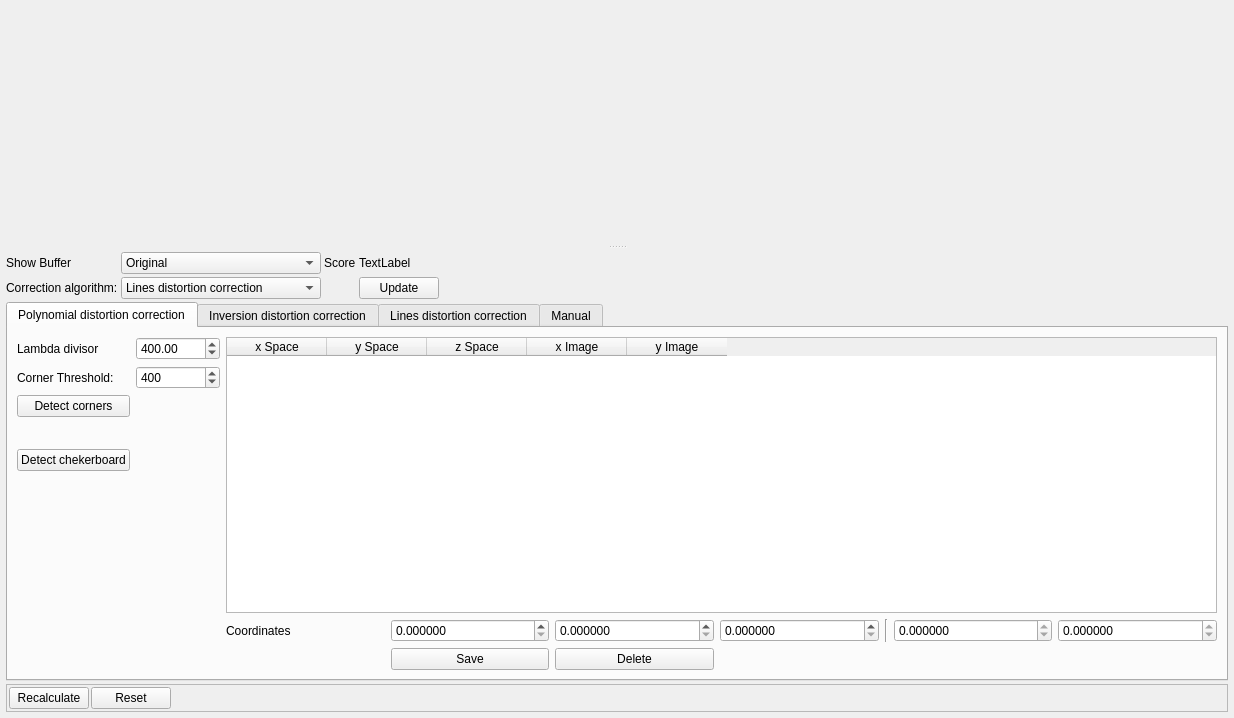
The window that utils/distortioncorrector/distortionWidget.ui (NickPenkrat/corecvs) describes before a commit, drawn with Qt 5.
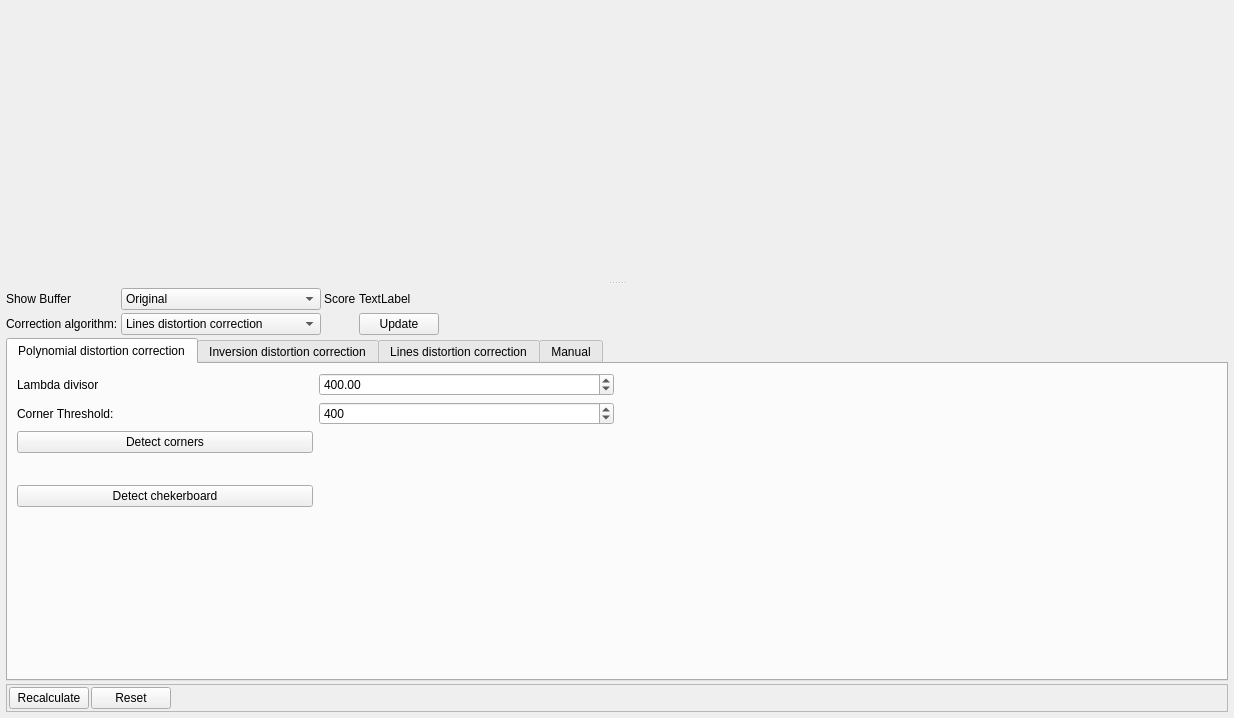
The same window after the commit. The open tabs and pages were chosen to show the change. Icons and pictures are not drawn. Custom widgets are drawn as their Qt base class.

Commit message: 1. Continue distortion calibration rework 2. Adding delay between camera stop and next camera start

Patch:
```diff
--- a/utils/distortioncorrector/distortionWidget.ui
+++ b/utils/distortioncorrector/distortionWidget.ui
@@ -189,131 +189,8 @@
              </item>
             </layout>
            </item>
-           <item row="0" column="1">
-            <widget class="QTableWidget" name="pointsTableWidget">
-             <property name="sizePolicy">
-              <sizepolicy hsizetype="Expanding" vsizetype="MinimumExpanding">
-               <horstretch>0</horstretch>
-               <verstretch>0</verstretch>
-              </sizepolicy>
-             </property>
-             <property name="maximumSize">
-              <size>
-               <width>16777215</width>
-               <height>300</height>
-              </size>
-             </property>
-             <property name="editTriggers">
-              <set>QAbstractItemView::AnyKeyPressed|QAbstractItemView::EditKeyPressed</set>
-             </property>
-             <column>
-              <property name="text">
-               <string>x Space</string>
-              </property>
-             </column>
-             <column>
-              <property name="text">
-               <string>y Space</string>
-              </property>
-             </column>
-             <column>
-              <property name="text">
-               <string>z Space</string>
-              </property>
-             </column>
-             <column>
-              <property name="text">
-               <string>x Image</string>
-              </property>
-             </column>
-             <column>
-              <property name="text">
-               <string>y Image</string>
-              </property>
-             </column>
-            </widget>
-           </item>
-           <item row="1" column="1">
-            <layout class="QGridLayout" name="gridLayout_2">
-             <item row="0" column="1">
-              <widget class="QDoubleSpinBox" name="xCoordSpinBox">
-               <property name="decimals">
-                <number>6</number>
-               </property>
-              </widget>
-             </item>
-             <item row="0" column="5">
-              <widget class="QDoubleSpinBox" name="imageXSpinBox">
-               <property name="readOnly">
-                <bool>true</bool>
-               </property>
-               <property name="decimals">
-                <number>6</number>
-               </property>
-              </widget>
-             </item>
-             <item row="0" column="3">
-              <widget class="QDoubleSpinBox" name="zCoordSpinBox">
-               <property name="readOnly">
-                <bool>false</bool>
-               </property>
-               <property name="decimals">
-                <number>6</number>
-               </property>
-              </widget>
-             </item>
-             <item row="0" column="0">
-              <widget class="QLabel" name="label_5">
-               <property name="minimumSize">
-                <size>
-                 <width>0</width>
-                 <height>15</height>
-                </size>
-               </property>
-               <property name="text">
-                <string>Coordinates</string>
-               </property>
-              </widget>
-             </item>
-             <item row="0" column="4">
-              <widget class="Line" name="line">
-               <property name="orientation">
-                <enum>Qt::Vertical</enum>
-               </property>
-              </widget>
-             </item>
-             <item row="0" column="2">
-              <widget class="QDoubleSpinBox" name="yCoordSpinBox">
-               <property name="decimals">
-                <number>6</number>
-               </property>
-              </widget>
-             </item>
-             <item row="0" column="6">
-              <widget class="QDoubleSpinBox" name="imageYSpinBox">
-               <property name="readOnly">
-                <bool>true</bool>
-               </property>
-               <property name="decimals">
-                <number>6</number>
-               </property>
-              </widget>
-             </item>
-             <item row="1" column="1">
-              <widget class="QPushButton" name="saveButton">
-               <property name="text">
-                <string>Save</string>
-               </property>
-              </widget>
-             </item>
-             <item row="1" column="2">
-              <widget class="QPushButton" name="deleteButton">
-               <property name="text">
-                <string>Delete</string>
-               </property>
-              </widget>
-             </item>
-            </layout>
+           <item row="0" column="1" rowspan="2">
+            <widget class="CalibrationFeaturesWidget" name="calibrationFeatures" native="true"/>
            </item>
           </layout>
          </widget>
@@ -786,6 +663,12 @@
    <header>lineDistortionEstimatorParametersControlWidget.h</header>
    <container>1</container>
   </customwidget>
+  <customwidget>
+   <class>CalibrationFeaturesWidget</class>
+   <extends>QWidget</extends>
+   <header>calibrationFeaturesWidget.h</header>
+   <container>1</container>
+  </customwidget>
  </customwidgets>
  <resources>
   <include location="../../resources/main.qrc"/>
```
Left out of the diff: 4 changed lines with no effect on the pictures. The commit also changes 15 other files.
